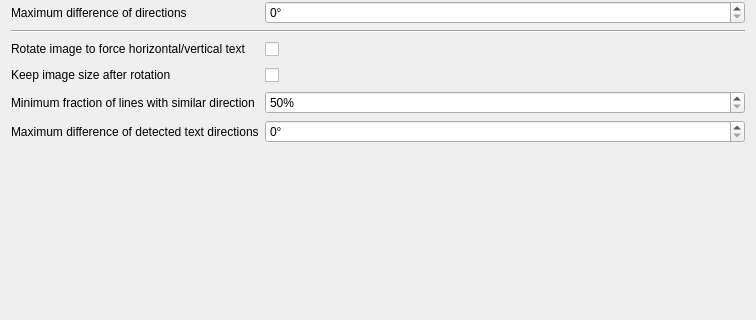
This is src/gui/ocr_settings_widget.ui in p12tic/sanescan as Qt 5 draws it before an edit; both pictures show x 0 to 756 and y 94 to 414 of the 756 by 745 pixel window. The edited form follows.
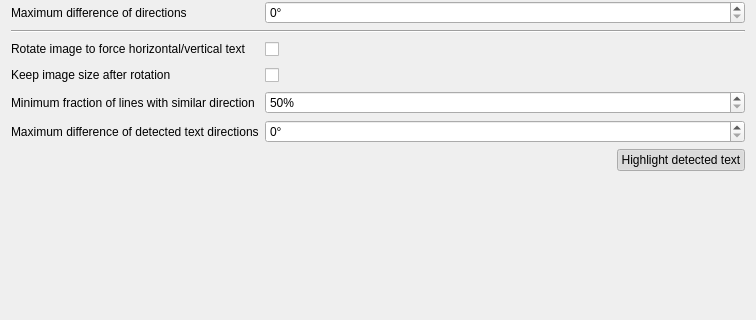
This is the edited form.

Commit message: gui: Implement a way to hide text annotations

Patch:
```diff
--- a/src/gui/ocr_settings_widget.ui
+++ b/src/gui/ocr_settings_widget.ui
@@ -173,6 +173,39 @@
      </item>
     </layout>
    </item>
+   <item>
+    <layout class="QGridLayout" name="gridLayout">
+     <item row="0" column="1">
+      <widget class="QPushButton" name="b_should_highlight_text">
+       <property name="styleSheet">
+        <string notr="true"/>
+       </property>
+       <property name="text">
+        <string>Highlight detected text</string>
+       </property>
+       <property name="checkable">
+        <bool>true</bool>
+       </property>
+       <property name="checked">
+        <bool>true</bool>
+       </property>
+      </widget>
+     </item>
+     <item row="0" column="0">
+      <spacer name="spacer">
+       <property name="orientation">
+        <enum>Qt::Horizontal</enum>
+       </property>
+       <property name="sizeHint" stdset="0">
+        <size>
+         <width>40</width>
+         <height>20</height>
+        </size>
+       </property>
+      </spacer>
+     </item>
+    </layout>
+   </item>
    <item>
     <spacer name="vs_settings">
      <property name="orientation">
```
The commit also changes 3 other files.
